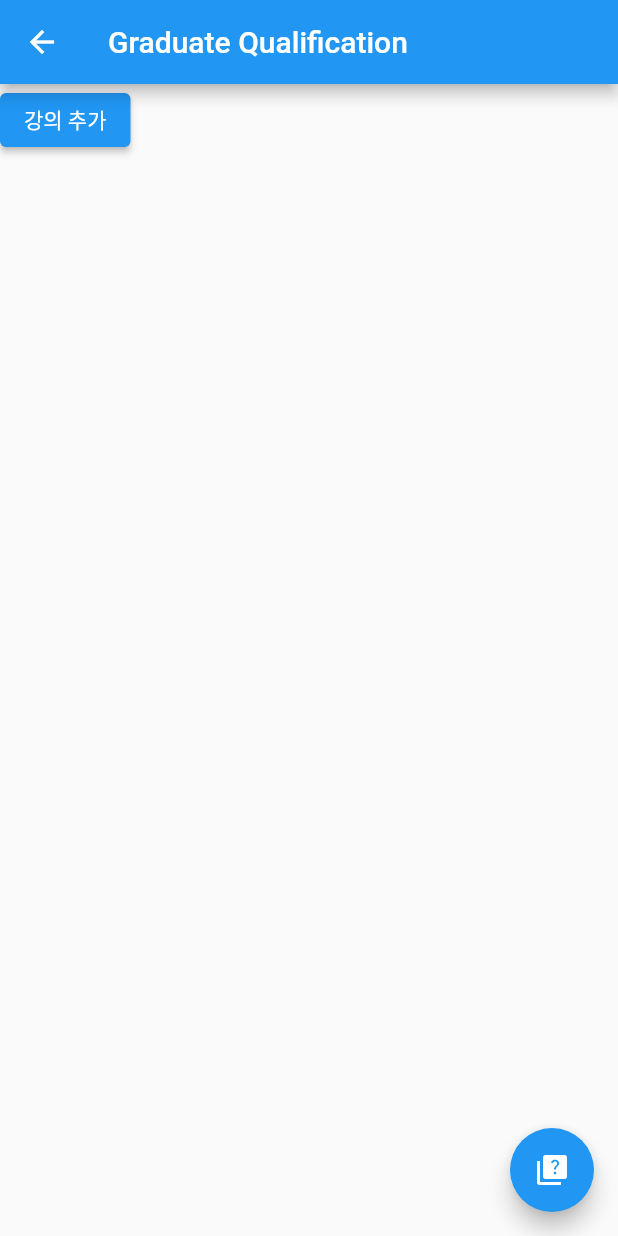
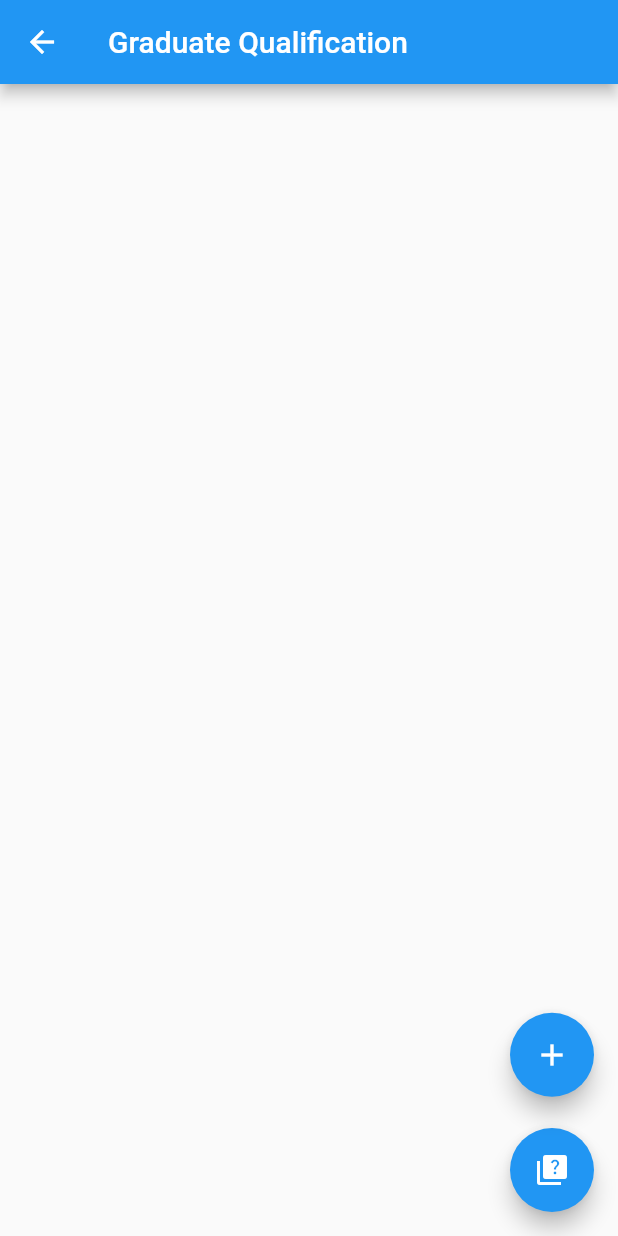
Before and after one commit to CAU-Mobile-Team4/causw_graduate, a Flutter app: the GraduateQualification screen opened directly, on a phone screen of 412 x 824 dp. Run offline on Flutter 3.47's test engine with Material 2 defaults, Android fonts, the phone set to English and light mode, and no system bars.

Commit message:
Qualification 파일 버튼 플로팅 버튼으로 변경함

```diff
--- a/lib/GraduateQualification.dart
+++ b/lib/GraduateQualification.dart
@@ -14,19 +14,35 @@ class _GraduateQualificationState extends State<GraduateQualification> {
   Widget build(BuildContext context) {
     return Scaffold(
       appBar: AppBar(title: Text('Graduate Qualification'),),
-      body: ElevatedButton(child: Text('강의 추가'),onPressed: (){
-        Navigator.push(context, MaterialPageRoute(builder:
-            (context)=> ClassSelection()
-        )
-        );
-      }),
-      floatingActionButton: FloatingActionButton(onPressed: (){
+      body: Container(),
+      floatingActionButton: Stack(
+        children: [
+          Align(
+            alignment: Alignment.bottomRight,
+            child: FloatingActionButton(onPressed: (){
               Navigator.push(context, MaterialPageRoute(builder:
                   (context)=> GraduateInformation()
               )
               );
               },
+              tooltip: "졸업요건 정보",
               child: const Icon(Icons.quiz),),
+        ),
+          Align(
+            alignment: Alignment(Alignment.bottomRight.x,Alignment.bottomRight.y-0.2),
+            child: FloatingActionButton(onPressed: (){
+              Navigator.push(context, MaterialPageRoute(builder:
+                  (context)=> ClassSelection()
+              )
+              );
+            },
+              tooltip: "강의 추가",
+              child: const Icon(Icons.add),
+            ),
+          )
+        ]
+
+      ),
 
     );
   }
```
Lines whose indentation alone changed are shown as unchanged.
